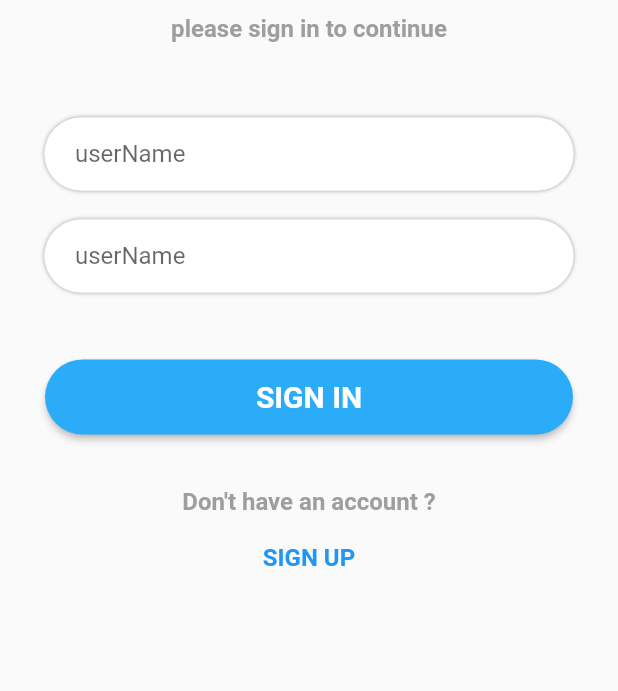
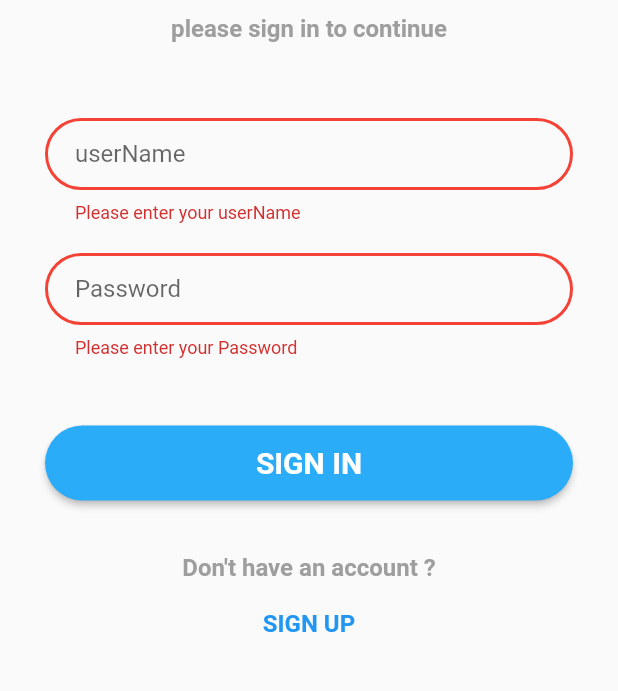
Before and after one commit to elsankary99/e_commers, a Flutter app: the screen it shows after launch, after a tap on "SIGN IN", on a phone screen of 412 x 824 dp, the part 410-1101 px from its top. Run offline on Flutter 3.47's test engine with Material 2 defaults, Android fonts, the phone set to English and light mode, and no system bars; our stand-ins replace animated_bottom_navigation_bar, auto_route, bloc, flutter_bloc, flutter_riverpod, flutter_svg and 3 more; Roboto replaces fonts that are missing (Arsenal).

```diff
--- /dev/null
+++ b/assets/lang/ar.json
@@ -0,0 +1,3 @@
+{
+    "sign_in":"تسجيل الدخول"
+}
--- /dev/null
+++ b/assets/lang/en.json
@@ -0,0 +1,3 @@
+{
+    "sign_in":"Sign In"
+}
--- a/lib/app.dart
+++ b/lib/app.dart
@@ -1,22 +1,40 @@
 import 'package:flutter/material.dart';
-import 'package:flutter_bloc/flutter_bloc.dart';
+import 'package:flutter_localizations/flutter_localizations.dart';
 import 'package:google_fonts/google_fonts.dart';
+import 'package:shop/core/component/applocal.dart';
 import 'package:shop/core/router/app_router.dart';
-import 'package:shop/feature/home/data/delay_cubit/delay_cubit.dart';
 
 class MyApp extends StatelessWidget {
   const MyApp({super.key});
 
   @override
   Widget build(BuildContext context) {
-    return BlocProvider(
-      create: (context) => DelayCubit()..delay(),
-      child: MaterialApp.router(
-        debugShowCheckedModeBanner: false,
-        routerConfig: router.config(),
-        theme: ThemeData(
-          textTheme: GoogleFonts.arsenalTextTheme(),
-        ),
+    return MaterialApp.router(
+      localizationsDelegates: [
+        AppLocale.delegate,
+        GlobalMaterialLocalizations.delegate,
+        GlobalWidgetsLocalizations.delegate,
+        GlobalCupertinoLocalizations.delegate,
+      ],
+      supportedLocales: [
+        Locale('en'), // English
+        Locale('ar'), // Spanish
+      ],
+      locale: Locale("en"),
+      localeResolutionCallback: (currentLang, supportedLang) {
+        if (currentLang != null) {
+          for (Locale locale in supportedLang) {
+            if (locale.languageCode == currentLang.languageCode) {
+              return currentLang;
+            }
+          }
+        }
+        return supportedLang.first;
+      },
+      debugShowCheckedModeBanner: false,
+      routerConfig: router.config(),
+      theme: ThemeData(
+        textTheme: GoogleFonts.arsenalTextTheme(),
       ),
     );
   }
--- /dev/null
+++ b/lib/core/component/applocal.dart
@@ -0,0 +1,51 @@
+import 'dart:convert';
+import 'package:flutter/material.dart';
+import 'package:flutter/services.dart';
+
+class AppLocale {
+  Locale locale;
+
+  AppLocale(this.locale);
+
+  late Map<String, String> _loadedLocalizedValues;
+
+  static AppLocale of(BuildContext context) {
+    return Localizations.of(context, AppLocale);
+  }
+
+  Future loadLang() async {
+    String _langFile =
+        await rootBundle.loadString('assets/lang/${locale.languageCode}.json');
+    Map<String, dynamic> _loadedValues = jsonDecode(_langFile);
+    _loadedLocalizedValues =
+        _loadedValues.map((key, value) => MapEntry(key, value.toString()));
+  }
+
+  String getTranslated(String key) {
+    return _loadedLocalizedValues[key]!;
+  }
+
+  static const LocalizationsDelegate<AppLocale> delegate = _AppLocalDelegate();
+}
+
+class _AppLocalDelegate extends LocalizationsDelegate<AppLocale> {
+  const _AppLocalDelegate();
+  @override
+  bool isSupported(Locale locale) {
+    return ["en", "ar"].contains(locale.languageCode);
+  }
+
+  @override
+  Future<AppLocale> load(Locale locale) async {
+    AppLocale appLocale = AppLocale(locale);
+    await appLocale.loadLang();
+    return appLocale;
+  }
+
+  @override
+  bool shouldReload(_AppLocalDelegate old) => false;
+}
+
+getLang(BuildContext context, String key) {
+  return AppLocale.of(context).getTranslated(key);
+}
--- a/lib/feature/login/view/login_page.dart
+++ b/lib/feature/login/view/login_page.dart
@@ -3,7 +3,7 @@ import 'package:flutter/material.dart';
 import 'package:flutter_svg/flutter_svg.dart';
 import 'package:shop/core/manager/color_manager.dart';
 import 'package:shop/core/manager/image_assets_manager.dart';
-import 'package:shop/feature/login/view/widget/custom_text_form_field.dart';
+import 'package:shop/feature/login/view/widget/sign_in_page_body.dart';
 
 @RoutePage()
 class LoginPage extends StatelessWidget {
@@ -31,72 +31,7 @@ class LoginPage extends StatelessWidget {
           ]),
         ),
       ),
-      body: SingleChildScrollView(
-        physics: const BouncingScrollPhysics(),
-        child: Padding(
-          padding: const EdgeInsets.symmetric(horizontal: 30),
-          child: Column(mainAxisAlignment: MainAxisAlignment.center, children: [
-            SizedBox(
-              height: 50,
-            ),
-            const Text("Clothes Shop",
-                style: TextStyle(
-                    fontSize: 20,
-                    fontWeight: FontWeight.bold,
-                    color: ColorManager.primaryColor)),
-            const SizedBox(
-              height: 10,
-            ),
-            const Text("please sign in to continue",
-                style: TextStyle(
-                    fontSize: 16,
-                    fontWeight: FontWeight.bold,
-                    color: Colors.grey)),
-            const SizedBox(
-              height: 40,
-            ),
-            const CustomTextFormField(),
-            const CustomTextFormField(),
-            const SizedBox(
-              height: 35,
-            ),
-            SizedBox(
-              height: 50,
-              width: double.infinity,
-              child: ElevatedButton(
-                onPressed: () {},
-                child: Text(
-                  "SIGN IN",
-                  style: TextStyle(fontSize: 20, fontWeight: FontWeight.bold),
-                ),
-                style: ElevatedButton.styleFrom(
-                  backgroundColor: ColorManager.primaryColor,
-                  shape: RoundedRectangleBorder(
-                      borderRadius: BorderRadius.circular(30)),
-
-                  // maximumSize: Size(30, 2),
-                ),
-              ),
-            ),
-            const SizedBox(
-              height: 35,
-            ),
-            const Text("Don't have an account ?",
-                style: TextStyle(
-                    fontSize: 16,
-                    fontWeight: FontWeight.bold,
-                    color: Colors.grey)),
-            const SizedBox(
-              height: 4,
-            ),
-            TextButton(
-                onPressed: () {},
-                child: const Text("SIGN UP",
-                    style:
-                        TextStyle(fontSize: 16, fontWeight: FontWeight.bold)))
-          ]),
-        ),
-      ),
+      body: const SignInPageBody(),
     );
   }
 }
--- a/lib/feature/login/view/widget/custom_text_form_field.dart
+++ b/lib/feature/login/view/widget/custom_text_form_field.dart
@@ -1,35 +1,47 @@
 import 'package:flutter/material.dart';
+import 'package:shop/core/manager/color_manager.dart';
 
 class CustomTextFormField extends StatelessWidget {
   const CustomTextFormField({
+    required this.errorMessage,
     super.key,
   });
+  final String errorMessage;
 
   @override
   Widget build(BuildContext context) {
     return Padding(
       padding: const EdgeInsets.symmetric(vertical: 10),
-      child: Container(
-        alignment: Alignment.centerLeft,
-        padding: const EdgeInsets.symmetric(horizontal: 20),
-        decoration: BoxDecoration(
-          boxShadow: const [
-            BoxShadow(
-                color: Colors.grey,
-                blurRadius: 1.5,
-                spreadRadius: 0.5,
-                blurStyle: BlurStyle.outer)
-          ],
-          color: Colors.white,
-          borderRadius: BorderRadius.circular(30),
-        ),
-        child: TextFormField(
-          decoration: const InputDecoration(
+      child: TextFormField(
+        validator: (value) {
+          if (value == null || value.isEmpty) {
+            return "Please enter your $errorMessage";
+          }
+          return null;
+        },
+        decoration: InputDecoration(
+            focusedErrorBorder: OutlineInputBorder(
+                borderRadius: BorderRadius.circular(30),
+                borderSide: const BorderSide(
+                    color: ColorManager.primaryColor,
+                    style: BorderStyle.solid)),
+            errorBorder: OutlineInputBorder(
+                borderRadius: BorderRadius.circular(30),
+                borderSide: BorderSide(
+                    color: Colors.red, width: 2, style: BorderStyle.solid)),
+            enabledBorder: OutlineInputBorder(
+                borderRadius: BorderRadius.circular(30),
+                borderSide:
+                    BorderSide(color: Colors.grey, style: BorderStyle.solid)),
+            focusedBorder: OutlineInputBorder(
+                borderRadius: BorderRadius.circular(30),
+                borderSide: const BorderSide(
+                    color: ColorManager.primaryColor,
+                    style: BorderStyle.solid)),
             border: InputBorder.none,
-            hintText: "userName",
+            hintText: errorMessage,
             fillColor: Colors.white,
-          ),
-        ),
+            contentPadding: EdgeInsets.symmetric(horizontal: 20, vertical: 10)),
       ),
     );
   }
--- /dev/null
+++ b/lib/feature/login/view/widget/sign_in_page_body.dart
@@ -0,0 +1,93 @@
+import 'package:flutter/material.dart';
+import 'package:shop/core/manager/color_manager.dart';
+import 'package:shop/feature/login/view/widget/custom_text_form_field.dart';
+
+class SignInPageBody extends StatefulWidget {
+  const SignInPageBody({
+    super.key,
+  });
+
+  @override
+  State<SignInPageBody> createState() => _SignInPageBodyState();
+}
+
+class _SignInPageBodyState extends State<SignInPageBody> {
+  final _formKey = GlobalKey<FormState>();
+  @override
+  Widget build(BuildContext context) {
+    return SingleChildScrollView(
+      physics: const BouncingScrollPhysics(),
+      child: Padding(
+        padding: const EdgeInsets.symmetric(horizontal: 30),
+        child: Form(
+          key: _formKey,
+          child: Column(mainAxisAlignment: MainAxisAlignment.center, children: [
+            const SizedBox(
+              height: 50,
+            ),
+            const Text("Clothes Shop",
+                style: TextStyle(
+                    fontSize: 20,
+                    fontWeight: FontWeight.bold,
+                    color: ColorManager.primaryColor)),
+            const SizedBox(
+              height: 10,
+            ),
+            const Text("please sign in to continue",
+                style: TextStyle(
+                    fontSize: 16,
+                    fontWeight: FontWeight.bold,
+                    color: Colors.grey)),
+            const SizedBox(
+              height: 40,
+            ),
+            const CustomTextFormField(errorMessage: "userName"),
+            const CustomTextFormField(errorMessage: "Password"),
+            const SizedBox(
+              height: 35,
+            ),
+            SizedBox(
+              height: 50,
+              width: double.infinity,
+              child: ElevatedButton(
+                onPressed: () {
+                  if (_formKey.currentState!.validate()) {
+                    print("Success");
+                    print("=================================");
+                  }
+                },
+                style: ElevatedButton.styleFrom(
+                  backgroundColor: ColorManager.primaryColor,
+                  shape: RoundedRectangleBorder(
+                      borderRadius: BorderRadius.circular(30)),
+
+                  // maximumSize: Size(30, 2),
+                ),
+                child: const Text(
+                  "SIGN IN",
+                  style: TextStyle(fontSize: 20, fontWeight: FontWeight.bold),
+                ),
+              ),
+            ),
+            const SizedBox(
+              height: 35,
+            ),
+            const Text("Don't have an account ?",
+                style: TextStyle(
+                    fontSize: 16,
+                    fontWeight: FontWeight.bold,
+                    color: Colors.grey)),
+            const SizedBox(
+              height: 4,
+            ),
+            TextButton(
+                onPressed: () {},
+                child: const Text("SIGN UP",
+                    style:
+                        TextStyle(fontSize: 16, fontWeight: FontWeight.bold)))
+          ]),
+        ),
+      ),
+    );
+  }
+}
--- a/pubspec.yaml
+++ b/pubspec.yaml
@@ -34,6 +34,8 @@ dependencies:
   flutter:
     sdk: flutter
   flutter_bloc: ^8.1.3
+  flutter_localizations:
+    sdk: flutter
   flutter_riverpod: ^2.3.6
   flutter_svg: ^2.0.6
   font_awesome_flutter: ^10.4.0
@@ -59,6 +61,7 @@ flutter:
   # To add assets to your application, add an assets section, like this:
   assets:
     - assets/images/
+    - assets/lang/
   #   - images/a_dot_ham.jpeg
   # An image asset can refer to one or more resolution-specific "variants", see
   # https://flutter.dev/assets-and-images/#resolution-aware
```
Also changed, not shown: pubspec.lock.
